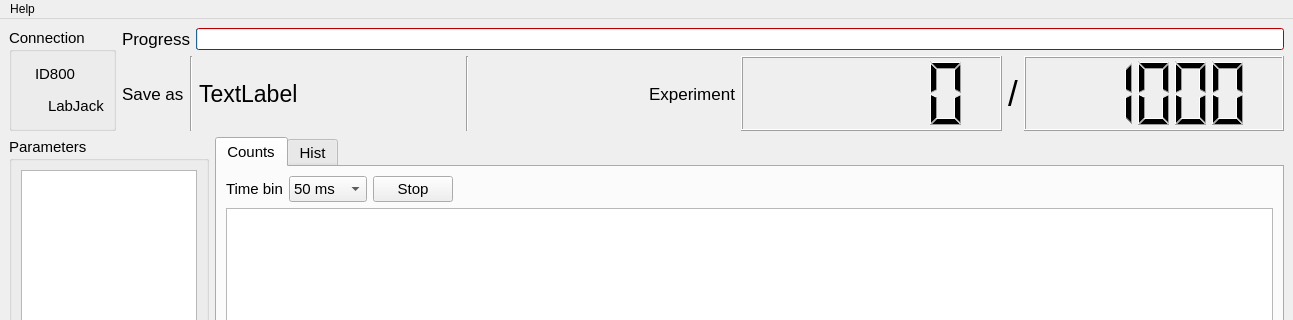
Before: the Qt Designer form lib/photon_gui_s.ui in luyves/time-tagger, drawn with Qt 5; both pictures show x 0 to 1293 and y 0 to 320 of the 1293 by 828 pixel window.
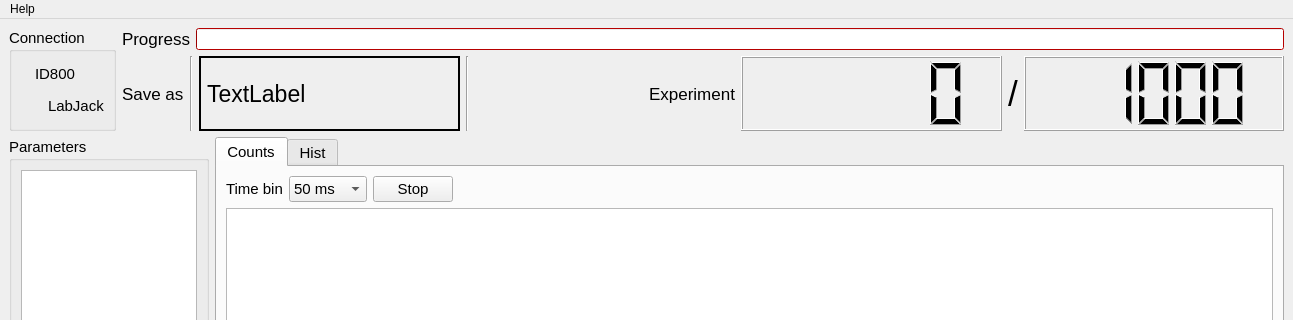
After: the same form once the commit is applied. Icons and pictures are not drawn. Custom widgets are drawn as their Qt base class.

What changed in the file:
```diff
--- a/lib/photon_gui_s.ui
+++ b/lib/photon_gui_s.ui
@@ -554,7 +554,7 @@
              <number>1000</number>
             </property>
             <property name="value">
-             <number>1</number>
+             <number>0</number>
             </property>
             <property name="textVisible">
              <bool>false</bool>
@@ -594,12 +594,21 @@
            </widget>
           </item>
           <item>
-           <widget class="QLabel" name="filename">
+           <widget class="QLabel" name="filenameLabel">
+            <property name="sizePolicy">
+             <sizepolicy hsizetype="Preferred" vsizetype="Preferred">
+              <horstretch>0</horstretch>
+              <verstretch>0</verstretch>
+             </sizepolicy>
+            </property>
             <property name="font">
              <font>
               <pointsize>17</pointsize>
              </font>
             </property>
+            <property name="frameShape">
+             <enum>QFrame::WinPanel</enum>
+            </property>
             <property name="text">
              <string>TextLabel</string>
             </property>
```
Left out of the diff: 6 changed lines with no effect on the pictures.
